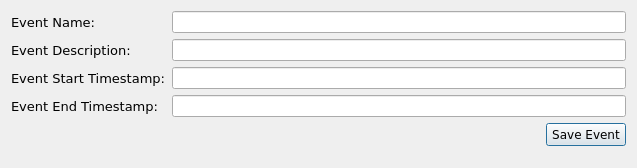
CS4311-spring-2020/pick-tool-team14-keikaku, file ui/event_configuration.ui: the form before one commit.
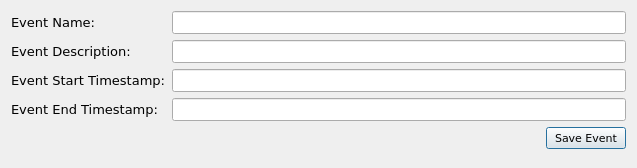
The form after the commit.

Commit message: Added vector_db_configuration(s).

The edit to the form file:
```diff
--- a/ui/event_configuration.ui
+++ b/ui/event_configuration.ui
@@ -25,6 +25,12 @@
     <height>168</height>
    </size>
   </property>
+  <property name="font">
+   <font>
+    <family>Verdana</family>
+    <pointsize>10</pointsize>
+   </font>
+  </property>
   <property name="windowTitle">
    <string>Event Configuration</string>
   </property>
@@ -174,6 +180,7 @@
        <property name="font">
         <font>
          <family>Verdana</family>
+         <pointsize>8</pointsize>
         </font>
        </property>
        <property name="layoutDirection">
```
The commit also changes 2 other files.
